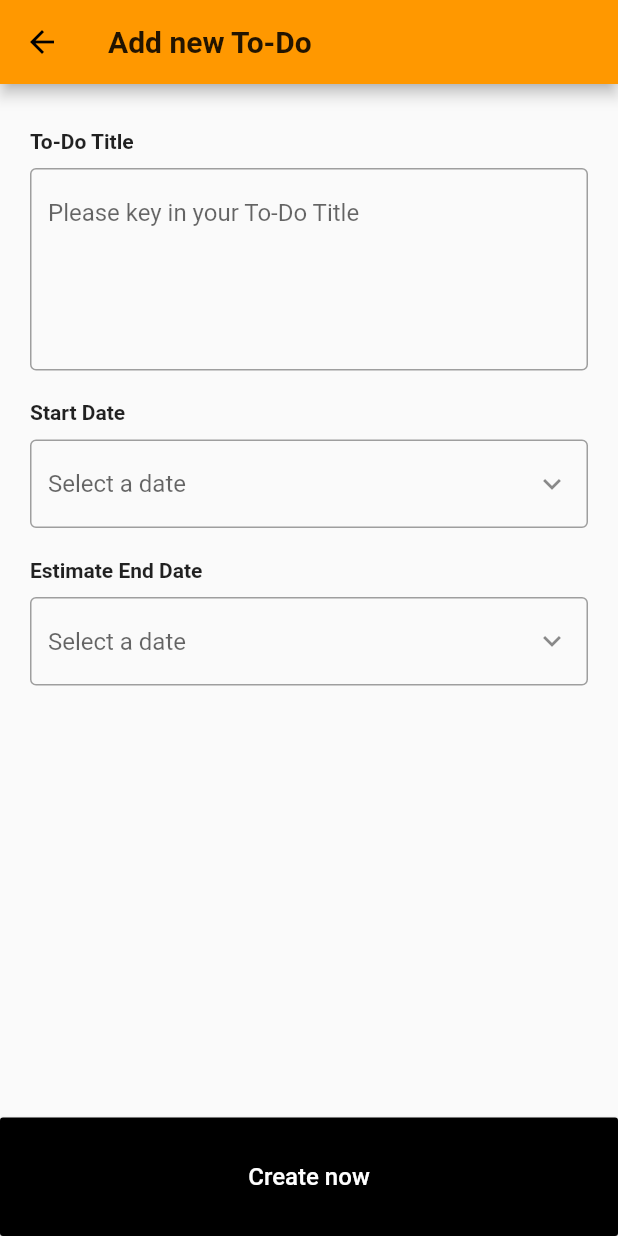
After one commit to burhanhelmy/smile-todo, a Flutter app: the screen it shows after launch, after a tap on the "add" icon, on a phone screen of 412 x 824 dp. The commit adds this screen. Run offline on Flutter 3.47's test engine with Material 2 defaults, Android fonts, the phone set to English and light mode, and no system bars; our stand-ins replace get.

Commit message:
completed ui

```diff
--- a/lib/main.dart
+++ b/lib/main.dart
@@ -1,4 +1,5 @@
 import 'package:flutter/material.dart';
+import 'package:get/get.dart';
 import 'package:smile_todo/module/todo-list/screen/todo-list.dart';
 
 void main() {
@@ -9,7 +10,7 @@ class MyApp extends StatelessWidget {
   // This widget is the root of your application.
   @override
   Widget build(BuildContext context) {
-    return MaterialApp(
+    return GetMaterialApp(
         title: 'Flutter Demo',
         theme: ThemeData(
           primarySwatch: Colors.orange,
--- /dev/null
+++ b/lib/module/todo-list/model.dart
@@ -0,0 +1,21 @@
+class TodoModel {
+  String title;
+  String startDate;
+  String estEndDate;
+
+  TodoModel({this.title, this.startDate, this.estEndDate});
+
+  TodoModel.fromJson(Map<String, dynamic> json) {
+    title = json['title'];
+    startDate = json['startDate'];
+    estEndDate = json['estEndDate'];
+  }
+
+  Map<String, dynamic> toJson() {
+    final Map<String, dynamic> data = new Map<String, dynamic>();
+    data['title'] = this.title;
+    data['startDate'] = this.startDate;
+    data['estEndDate'] = this.estEndDate;
+    return data;
+  }
+}
--- /dev/null
+++ b/lib/module/todo-list/screen/new-edit-todo.dart
@@ -0,0 +1,106 @@
+import 'package:flutter/material.dart';
+import 'package:smile_todo/module/todo-list/model.dart';
+import 'package:smile_todo/module/todo-list/styles.dart';
+
+class NewOrEditTodoScreen extends StatefulWidget {
+  final bool isNew;
+  final TodoModel todo;
+  NewOrEditTodoScreen({this.isNew, this.todo});
+
+  @override
+  _NewOrEditTodoScreenState createState() => _NewOrEditTodoScreenState();
+}
+
+class _NewOrEditTodoScreenState extends State<NewOrEditTodoScreen> {
+  var todoStyles = TodoListStyles();
+  @override
+  Widget build(BuildContext context) {
+    return Scaffold(
+        appBar: AppBar(
+          title: Text(
+            "${widget.isNew ? "Add new" : "Edit"} To-Do",
+            style: TextStyle(fontWeight: FontWeight.bold),
+          ),
+          centerTitle: false,
+        ),
+        body: _renderBody());
+  }
+
+  _renderBody() {
+    return Column(
+      crossAxisAlignment: CrossAxisAlignment.stretch,
+      children: <Widget>[
+        Expanded(
+          child: Padding(
+            padding: const EdgeInsets.symmetric(horizontal: 10, vertical: 20),
+            child: ListView(
+              children: <Widget>[
+                todoStyles.widgetSpacing(
+                  Column(
+                    crossAxisAlignment: CrossAxisAlignment.start,
+                    children: <Widget>[
+                      _renderLabel(
+                        "To-Do Title",
+                      ),
+                      TextField(
+                          maxLines: 5, decoration: todoStyles.inputDecoration)
+                    ],
+                  ),
+                ),
+                todoStyles.widgetSpacing(
+                  Column(
+                    crossAxisAlignment: CrossAxisAlignment.start,
+                    children: <Widget>[
+                      _renderLabel(
+                        "Start Date",
+                      ),
+                      TextField(
+                        decoration: todoStyles.inputDecorationDate,
+                        readOnly: true,
+                      )
+                    ],
+                  ),
+                ),
+                todoStyles.widgetSpacing(
+                  Column(
+                    crossAxisAlignment: CrossAxisAlignment.start,
+                    children: <Widget>[
+                      _renderLabel(
+                        "Estimate End Date",
+                      ),
+                      TextField(
+                        decoration: todoStyles.inputDecorationDate,
+                        readOnly: true,
+                      ),
+                    ],
+                  ),
+                ),
+              ],
+            ),
+          ),
+        ),
+        RaisedButton(
+          child: Padding(
+            padding: const EdgeInsets.all(30.0),
+            child: Text(
+              widget.isNew ? "Create now" : "Delete",
+              style: TextStyle(color: Colors.white, fontSize: 16),
+            ),
+          ),
+          onPressed: () {},
+          color: widget.isNew ? Colors.black : Colors.red,
+        )
+      ],
+    );
+  }
+
+  _renderLabel(String text) {
+    return Padding(
+      padding: const EdgeInsets.only(bottom: 10.0),
+      child: Text(
+        text,
+        style: TextStyle(fontWeight: FontWeight.bold),
+      ),
+    );
+  }
+}
--- a/lib/module/todo-list/screen/todo-list.dart
+++ b/lib/module/todo-list/screen/todo-list.dart
@@ -1,4 +1,6 @@
 import 'package:flutter/material.dart';
+import 'package:get/get.dart';
+import 'package:smile_todo/module/todo-list/screen/new-edit-todo.dart';
 import 'package:smile_todo/module/todo-list/widget/todo-card.dart';
 
 class TodoListScreen extends StatefulWidget {
@@ -21,7 +23,11 @@ class _TodoListScreenState extends State<TodoListScreen> {
       floatingActionButtonLocation: FloatingActionButtonLocation.centerFloat,
       floatingActionButton: FloatingActionButton(
         backgroundColor: Colors.red[500],
-        onPressed: null,
+        onPressed: () {
+          Get.to(NewOrEditTodoScreen(
+            isNew: true,
+          ));
+        },
         child: Icon(
           Icons.add,
           color: Colors.white,
@@ -33,7 +39,13 @@ class _TodoListScreenState extends State<TodoListScreen> {
   _renderList() {
     return ListView(
       padding: EdgeInsets.all(20),
-      children: <Widget>[TodoCard()],
+      children: <Widget>[
+        TodoCard(() {
+          Get.to(NewOrEditTodoScreen(
+            isNew: false,
+          ));
+        })
+      ],
     );
   }
 }
--- /dev/null
+++ b/lib/module/todo-list/styles.dart
@@ -0,0 +1,34 @@
+import 'package:flutter/material.dart';
+
+class TodoListStyles {
+  get inputDecoration {
+    return InputDecoration(
+      hintText: "Please key in your To-Do Title",
+      focusedBorder: OutlineInputBorder(
+        borderSide: BorderSide(color: Colors.orange[800], width: 1),
+      ),
+      enabledBorder: OutlineInputBorder(
+        borderSide: BorderSide(color: Colors.grey, width: 1),
+      ),
+    );
+  }
+
+  get inputDecorationDate {
+    return InputDecoration(
+        hintText: "Select a date",
+        focusedBorder: OutlineInputBorder(
+          borderSide: BorderSide(color: Colors.orange[800], width: 1),
+        ),
+        enabledBorder: OutlineInputBorder(
+          borderSide: BorderSide(color: Colors.grey, width: 1),
+        ),
+        suffixIcon: Icon(Icons.keyboard_arrow_down));
+  }
+
+  widgetSpacing(Widget child) {
+    return Padding(
+      padding: EdgeInsets.all(10),
+      child: child,
+    );
+  }
+}
--- a/lib/module/todo-list/widget/todo-card.dart
+++ b/lib/module/todo-list/widget/todo-card.dart
@@ -1,6 +1,9 @@
 import 'package:flutter/material.dart';
 
 class TodoCard extends StatelessWidget {
+  final Function onPressed;
+
+  TodoCard(this.onPressed);
   @override
   Widget build(BuildContext context) {
     return Container(
@@ -18,7 +21,9 @@ class TodoCard extends StatelessWidget {
       child: Column(
         crossAxisAlignment: CrossAxisAlignment.start,
         children: <Widget>[
-          Container(
+          GestureDetector(
+            onTap: onPressed,
+            child: Container(
               padding: EdgeInsets.all(10),
               child: Column(
                 crossAxisAlignment: CrossAxisAlignment.stretch,
@@ -27,7 +32,8 @@ class TodoCard extends StatelessWidget {
                     padding: const EdgeInsets.symmetric(vertical: 10.0),
                     child: Text(
                       "Automated Testing Script",
-                    style: TextStyle(fontSize: 18, fontWeight: FontWeight.bold),
+                      style:
+                          TextStyle(fontSize: 18, fontWeight: FontWeight.bold),
                     ),
                   ),
                   Padding(
@@ -36,11 +42,12 @@ class TodoCard extends StatelessWidget {
                         mainAxisAlignment: MainAxisAlignment.spaceBetween,
                         children: [
                           _renderLabelAndValue("Start Date", "21 Oct 2019"),
-                        _renderLabelAndValue("Start Date", "21 Oct 2019"),
-                        _renderLabelAndValue("Start Date", "21 Oct 2019")
+                          _renderLabelAndValue("End Date", "21 Oct 2019"),
+                          _renderLabelAndValue("Time Left", "21h 20min")
                         ]),
                   )
                 ],
+              ),
             ),
           ),
           Container(
@@ -67,7 +74,7 @@ class TodoCard extends StatelessWidget {
                 Row(
                   children: <Widget>[
                     Text(
-                      "Tick if completed",
+                      "Tick if complete",
                       style: TextStyle(fontWeight: FontWeight.bold),
                     ),
                     Checkbox(value: false, onChanged: null),
```
Also changed, not shown: lib/module/todo-list/bloc.dart (added). Lines whose indentation alone changed are shown as unchanged.
